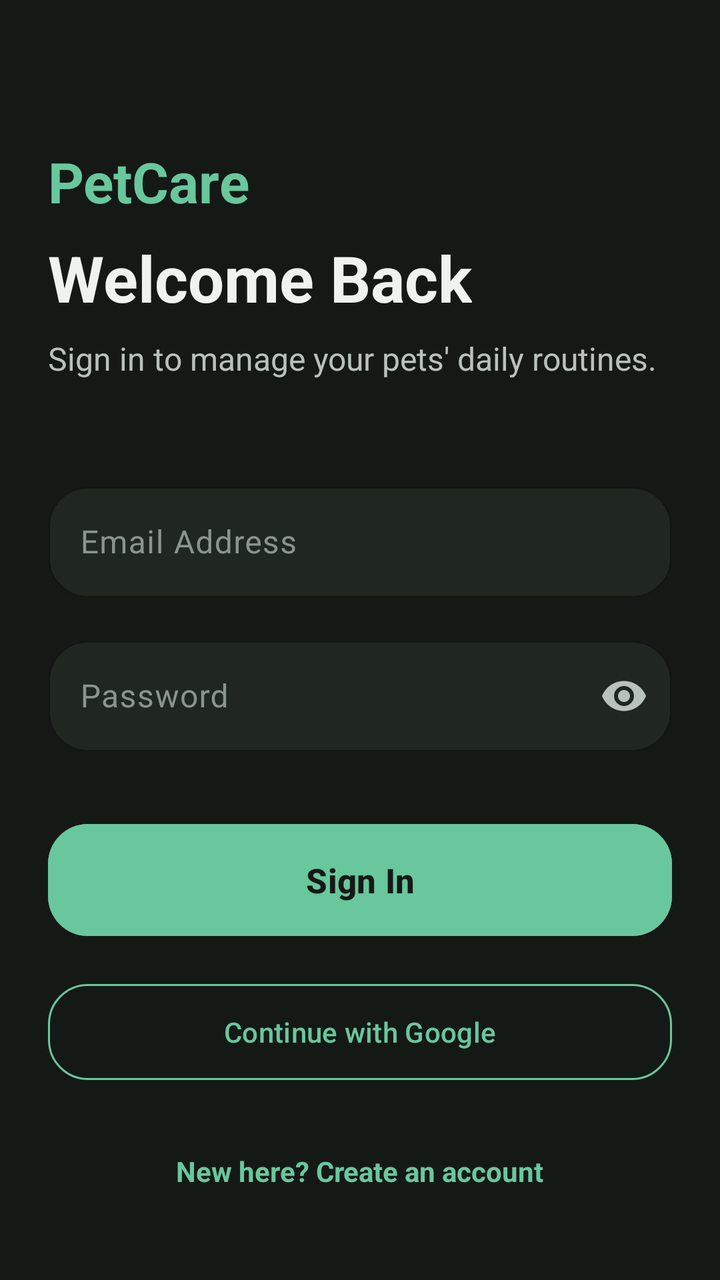
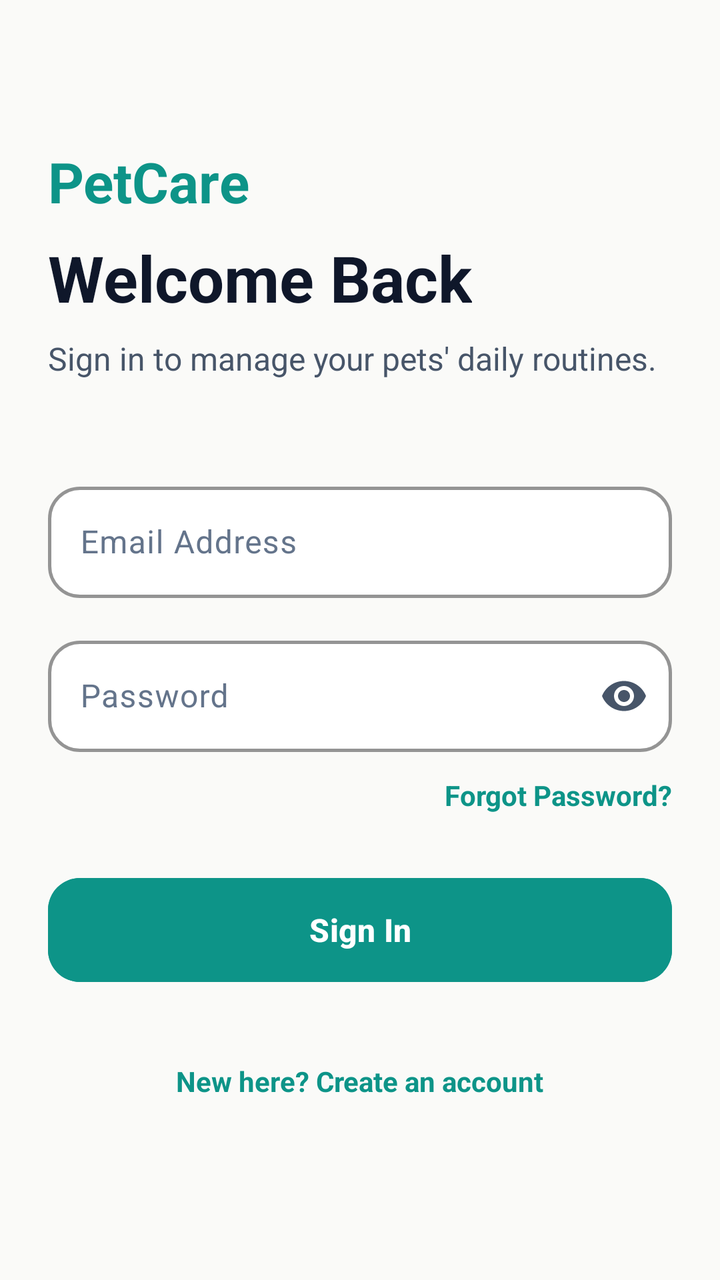

The first picture is an Android layout as it rendered before a commit; the second is the same layout after the commit. The layout source and the unified diff follow.
<!-- AndroidManifest.xml: application theme Theme.PetCare -->
<!-- res/layout/activity_login.xml -->
<?xml version="1.0" encoding="utf-8"?>
<ScrollView xmlns:android="http://schemas.android.com/apk/res/android"
    xmlns:app="http://schemas.android.com/apk/res-auto"
    xmlns:tools="http://schemas.android.com/tools"
    android:layout_width="match_parent"
    android:layout_height="match_parent"
    android:background="@color/near_black"
    android:fillViewport="true"
    tools:context=".ui.auth.LoginActivity">

    <androidx.constraintlayout.widget.ConstraintLayout
        android:layout_width="match_parent"
        android:layout_height="wrap_content"
        android:padding="24dp">

        <TextView
            android:id="@+id/tvBrandTitle"
            android:layout_width="wrap_content"
            android:layout_height="wrap_content"
            android:layout_marginTop="48dp"
            android:text="PetCare"
            android:textColor="@color/brand_green"
            android:textSize="28sp"
            android:textStyle="bold"
            app:layout_constraintStart_toStartOf="parent"
            app:layout_constraintTop_toTopOf="parent" />

        <TextView
            android:id="@+id/tvWelcomeSubtitle"
            android:layout_width="wrap_content"
            android:layout_height="wrap_content"
            android:layout_marginTop="8dp"
            android:text="@string/login_welcome_subtitle"
            android:textColor="@color/primary_text"
            android:textSize="32sp"
            android:textStyle="bold"
            app:layout_constraintStart_toStartOf="parent"
            app:layout_constraintTop_toBottomOf="@id/tvBrandTitle" />

        <TextView
            android:id="@+id/tvCaption"
            android:layout_width="0dp"
            android:layout_height="wrap_content"
            android:layout_marginTop="8dp"
            android:text="@string/login_caption"
            android:textColor="@color/secondary_text"
            android:textSize="16sp"
            app:layout_constraintEnd_toEndOf="parent"
            app:layout_constraintStart_toStartOf="parent"
            app:layout_constraintTop_toBottomOf="@id/tvWelcomeSubtitle" />

        <com.google.android.material.textfield.TextInputLayout
            android:id="@+id/tilEmail"
            style="@style/PetCareTextField"
            android:layout_width="match_parent"
            android:layout_height="wrap_content"
            android:layout_marginTop="48dp"
            android:hint="@string/hint_email"
            app:layout_constraintTop_toBottomOf="@id/tvCaption"
            app:shapeAppearance="@style/ShapeAppearance.PetCare.MediumComponent">

            <com.google.android.material.textfield.TextInputEditText
                android:id="@+id/etEmail"
                android:layout_width="match_parent"
                android:layout_height="wrap_content"
                android:textColor="@color/primary_text"
                android:inputType="textEmailAddress"
                android:maxLines="1" />
        </com.google.android.material.textfield.TextInputLayout>

        <com.google.android.material.textfield.TextInputLayout
            android:id="@+id/tilPassword"
            style="@style/PetCareTextField"
            android:layout_width="match_parent"
            android:layout_height="wrap_content"
            android:layout_marginTop="16dp"
            android:hint="@string/hint_password"
            app:endIconMode="password_toggle"
            app:layout_constraintTop_toBottomOf="@id/tilEmail"
            app:shapeAppearance="@style/ShapeAppearance.PetCare.MediumComponent">

            <com.google.android.material.textfield.TextInputEditText
                android:id="@+id/etPassword"
                android:layout_width="match_parent"
                android:layout_height="wrap_content"
                android:textColor="@color/primary_text"
                android:imeOptions="actionDone"
                android:inputType="textPassword"
                android:maxLines="1" />
        </com.google.android.material.textfield.TextInputLayout>

        <Button
            android:id="@+id/btnLogin"
            style="@style/PetCarePrimaryButton"
            android:layout_width="match_parent"
            android:layout_height="64dp"
            android:layout_marginTop="32dp"
            android:text="@string/btn_sign_in"
            android:textSize="17sp"
            app:layout_constraintTop_toBottomOf="@id/tilPassword" />

        
        <Button
            android:id="@+id/btnGoogleSignIn"
            style="@style/Widget.Material3.Button.OutlinedButton"
            android:layout_width="match_parent"
            android:layout_height="56dp"
            android:layout_marginTop="16dp"
            android:text="Continue with Google"
            android:textColor="@color/brand_green"
            app:strokeColor="@color/brand_green"
            app:layout_constraintTop_toBottomOf="@id/btnLogin"
            app:shapeAppearance="@style/ShapeAppearance.PetCare.MediumComponent" />

        <TextView
            android:id="@+id/tvSignUp"
            android:layout_width="wrap_content"
            android:layout_height="wrap_content"
            android:layout_marginTop="24dp"
            android:padding="8dp"
            android:text="@string/link_sign_up"
            android:textColor="@color/brand_green"
            android:textSize="14sp"
            android:textStyle="bold"
            app:layout_constraintEnd_toEndOf="parent"
            app:layout_constraintStart_toStartOf="parent"
            app:layout_constraintTop_toBottomOf="@id/btnGoogleSignIn" />

    </androidx.constraintlayout.widget.ConstraintLayout>
</ScrollView>
<!-- resources referenced by this layout -->
<resources>
  <color name="brand_green">#69C79D</color>
  <color name="near_black">@color/background_obsidian</color>
  <color name="primary_text">@color/text_primary</color>
  <color name="secondary_text">@color/text_secondary</color>
  <string name="btn_sign_in">Sign In</string>
  <string name="hint_email">Email Address</string>
  <string name="hint_password">Password</string>
  <string name="link_sign_up">New here? Create an account</string>
  <string name="login_caption">Sign in to manage your pets\' daily routines.</string>
  <string name="login_welcome_subtitle">Welcome Back</string>
  <style name="PetCarePrimaryButton" parent="Widget.Material3.Button">
          <item name="android:backgroundTint">@color/brand_green</item>
          <item name="android:textColor">@color/background_obsidian</item>
          <item name="android:textStyle">bold</item>
          <item name="shapeAppearance">@style/ShapeAppearance.PetCare.MediumComponent</item>
      </style>
  <style name="PetCareTextField" parent="Widget.Material3.TextInputLayout.OutlinedBox">
          <item name="boxBackgroundColor">@color/surface_primary</item>
          <item name="boxStrokeColor">@color/surface_elevated</item>
          <item name="boxStrokeWidth">1dp</item>
          <item name="hintTextColor">@color/text_secondary</item>
          <item name="android:textColorHint">@color/text_muted</item>
          <item name="shapeAppearance">@style/ShapeAppearance.PetCare.MediumComponent</item>
      </style>
  <style name="ShapeAppearance.PetCare.MediumComponent" parent="ShapeAppearance.Material3.MediumComponent">
          <item name="cornerSize">20dp</item>
      </style>
  <style name="Theme.PetCare" parent="Base.Theme.PetCare" />
  <color name="background_obsidian">#151916</color>
  <color name="text_primary">#EEF3EF</color>
  <color name="text_secondary">#B8C2BB</color>
  <color name="surface_primary">#202720</color>
  <color name="surface_elevated">#273229</color>
  <color name="text_muted">#89958E</color>
  <style name="Base.Theme.PetCare" parent="Theme.Material3.Dark.NoActionBar">
          
          <item name="colorPrimary">@color/brand_green</item>
          <item name="colorOnPrimary">@color/background_obsidian</item>
          <item name="colorPrimaryContainer">@color/deep_green</item>
          <item name="colorOnPrimaryContainer">@color/mint_highlight</item>
  
          
          <item name="colorSecondary">@color/soft_sage</item>
          <item name="colorOnSecondary">@color/background_obsidian</item>
          <item name="colorSecondaryContainer">@color/surface_elevated</item>
          <item name="colorOnSecondaryContainer">@color/text_primary</item>
  
          
          <item name="android:windowBackground">@color/background_obsidian</item>
          <item name="colorSurface">@color/surface_primary</item>
          <item name="colorOnSurface">@color/text_primary</item>
          <item name="colorSurfaceVariant">@color/surface_elevated</item>
          <item name="colorOnSurfaceVariant">@color/text_secondary</item>
  
          
          <item name="colorError">@color/error_red</item>
          <item name="colorOnError">@color/background_obsidian</item>
  
          
          <item name="textAppearanceHeadlineMedium">@style/TextAppearance.PetCare.HeadlineMedium</item>
          <item name="textAppearanceTitleLarge">@style/TextAppearance.PetCare.TitleLarge</item>
          <item name="shapeAppearanceSmallComponent">@style/ShapeAppearance.PetCare.SmallComponent</item>
          <item name="shapeAppearanceMediumComponent">@style/ShapeAppearance.PetCare.MediumComponent</item>
          <item name="shapeAppearanceLargeComponent">@style/ShapeAppearance.PetCare.LargeComponent</item>
      </style>
  <color name="deep_green">#244D3B</color>
  <color name="mint_highlight">#B9E6D0</color>
  <color name="soft_sage">#A8CBB8</color>
  <color name="error_red">#E97979</color>
  <style name="ShapeAppearance.PetCare.LargeComponent" parent="ShapeAppearance.Material3.LargeComponent">
          <item name="cornerSize">28dp</item>
      </style>
  <!-- unchanged entries left out for length: 3 -->
</resources>

<!-- the commit's change to res/layout/activity_login.xml (unified diff, before → after) -->
@@ -4,7 +4,7 @@
     xmlns:tools="http://schemas.android.com/tools"
     android:layout_width="match_parent"
     android:layout_height="match_parent"
-    android:background="@color/near_black"
+    android:background="@color/background_obsidian"
     android:fillViewport="true"
     tools:context=".ui.auth.LoginActivity">
 
@@ -31,7 +31,7 @@
             android:layout_height="wrap_content"
             android:layout_marginTop="8dp"
             android:text="@string/login_welcome_subtitle"
-            android:textColor="@color/primary_text"
+            android:textColor="@color/text_primary"
             android:textSize="32sp"
             android:textStyle="bold"
             app:layout_constraintStart_toStartOf="parent"
@@ -43,7 +43,7 @@
             android:layout_height="wrap_content"
             android:layout_marginTop="8dp"
             android:text="@string/login_caption"
-            android:textColor="@color/secondary_text"
+            android:textColor="@color/text_secondary"
             android:textSize="16sp"
             app:layout_constraintEnd_toEndOf="parent"
             app:layout_constraintStart_toStartOf="parent"
@@ -63,7 +63,7 @@
                 android:id="@+id/etEmail"
                 android:layout_width="match_parent"
                 android:layout_height="wrap_content"
-                android:textColor="@color/primary_text"
+                android:textColor="@color/text_primary"
                 android:inputType="textEmailAddress"
                 android:maxLines="1" />
         </com.google.android.material.textfield.TextInputLayout>
@@ -83,40 +83,39 @@
                 android:id="@+id/etPassword"
                 android:layout_width="match_parent"
                 android:layout_height="wrap_content"
-                android:textColor="@color/primary_text"
+                android:textColor="@color/text_primary"
                 android:imeOptions="actionDone"
                 android:inputType="textPassword"
                 android:maxLines="1" />
         </com.google.android.material.textfield.TextInputLayout>
 
+        <TextView
+            android:id="@+id/tvForgotPassword"
+            android:layout_width="wrap_content"
+            android:layout_height="wrap_content"
+            android:layout_marginTop="12dp"
+            android:text="Forgot Password?"
+            android:textColor="@color/brand_green"
+            android:textSize="14sp"
+            android:textStyle="bold"
+            app:layout_constraintEnd_toEndOf="parent"
+            app:layout_constraintTop_toBottomOf="@id/tilPassword" />
+
         <Button
             android:id="@+id/btnLogin"
             style="@style/PetCarePrimaryButton"
             android:layout_width="match_parent"
-            android:layout_height="64dp"
-            android:layout_marginTop="32dp"
+            android:layout_height="60dp"
+            android:layout_marginTop="28dp"
             android:text="@string/btn_sign_in"
-            android:textSize="17sp"
-            app:layout_constraintTop_toBottomOf="@id/tilPassword" />
-
-        
-        <Button
-            android:id="@+id/btnGoogleSignIn"
-            style="@style/Widget.Material3.Button.OutlinedButton"
-            android:layout_width="match_parent"
-            android:layout_height="56dp"
-            android:layout_marginTop="16dp"
-            android:text="Continue with Google"
-            android:textColor="@color/brand_green"
-            app:strokeColor="@color/brand_green"
-            app:layout_constraintTop_toBottomOf="@id/btnLogin"
-            app:shapeAppearance="@style/ShapeAppearance.PetCare.MediumComponent" />
+            android:textSize="16sp"
+            app:layout_constraintTop_toBottomOf="@id/tvForgotPassword" />
 
         <TextView
             android:id="@+id/tvSignUp"
             android:layout_width="wrap_content"
             android:layout_height="wrap_content"
-            android:layout_marginTop="24dp"
+            android:layout_marginTop="28dp"
             android:padding="8dp"
             android:text="@string/link_sign_up"
             android:textColor="@color/brand_green"
@@ -124,7 +123,7 @@
             android:textStyle="bold"
             app:layout_constraintEnd_toEndOf="parent"
             app:layout_constraintStart_toStartOf="parent"
-            app:layout_constraintTop_toBottomOf="@id/btnGoogleSignIn" />
+            app:layout_constraintTop_toBottomOf="@id/btnLogin" />
 
     </androidx.constraintlayout.widget.ConstraintLayout>
 </ScrollView>
<!-- resource entries referenced after the edit -->
@@ -1,9 +1,6 @@
 <!-- resources referenced by this layout -->
 <resources>
-  <color name="brand_green">#69C79D</color>
-  <color name="near_black">@color/background_obsidian</color>
-  <color name="primary_text">@color/text_primary</color>
-  <color name="secondary_text">@color/text_secondary</color>
+  <color name="brand_green">#0D9488</color>
   <string name="btn_sign_in">Sign In</string>
   <string name="hint_email">Email Address</string>
   <string name="hint_password">Password</string>
@@ -12,38 +9,40 @@
   <string name="login_welcome_subtitle">Welcome Back</string>
   <style name="PetCarePrimaryButton" parent="Widget.Material3.Button">
           <item name="android:backgroundTint">@color/brand_green</item>
-          <item name="android:textColor">@color/background_obsidian</item>
+          <item name="android:textColor">@color/white</item>
+          <item name="android:textSize">16sp</item>
           <item name="android:textStyle">bold</item>
           <item name="shapeAppearance">@style/ShapeAppearance.PetCare.MediumComponent</item>
       </style>
   <style name="PetCareTextField" parent="Widget.Material3.TextInputLayout.OutlinedBox">
-          <item name="boxBackgroundColor">@color/surface_primary</item>
-          <item name="boxStrokeColor">@color/surface_elevated</item>
-          <item name="boxStrokeWidth">1dp</item>
+          <item name="boxBackgroundColor">@color/white</item>
+          <item name="boxStrokeColor">@color/brand_green</item>
+          <item name="boxStrokeWidth">1.5dp</item>
           <item name="hintTextColor">@color/text_secondary</item>
           <item name="android:textColorHint">@color/text_muted</item>
           <item name="shapeAppearance">@style/ShapeAppearance.PetCare.MediumComponent</item>
       </style>
   <style name="ShapeAppearance.PetCare.MediumComponent" parent="ShapeAppearance.Material3.MediumComponent">
-          <item name="cornerSize">20dp</item>
+          <item name="cornerSize">16dp</item>
       </style>
   <style name="Theme.PetCare" parent="Base.Theme.PetCare" />
-  <color name="background_obsidian">#151916</color>
-  <color name="text_primary">#EEF3EF</color>
-  <color name="text_secondary">#B8C2BB</color>
-  <color name="surface_primary">#202720</color>
-  <color name="surface_elevated">#273229</color>
-  <color name="text_muted">#89958E</color>
-  <style name="Base.Theme.PetCare" parent="Theme.Material3.Dark.NoActionBar">
+  <color name="white">#FFFFFF</color>
+  <color name="background_obsidian">#FAFAF8</color>
+  <color name="text_primary">#0F172A</color>
+  <color name="text_secondary">#475569</color>
+  <color name="surface_primary">#FFFFFF</color>
+  <color name="surface_elevated">#F1F5F9</color>
+  <color name="text_muted">#64748B</color>
+  <style name="Base.Theme.PetCare" parent="Theme.Material3.Light.NoActionBar">
           
           <item name="colorPrimary">@color/brand_green</item>
-          <item name="colorOnPrimary">@color/background_obsidian</item>
-          <item name="colorPrimaryContainer">@color/deep_green</item>
-          <item name="colorOnPrimaryContainer">@color/mint_highlight</item>
+          <item name="colorOnPrimary">@color/white</item>
+          <item name="colorPrimaryContainer">@color/soft_mint</item>
+          <item name="colorOnPrimaryContainer">@color/text_primary</item>
   
           
-          <item name="colorSecondary">@color/soft_sage</item>
-          <item name="colorOnSecondary">@color/background_obsidian</item>
+          <item name="colorSecondary">@color/fresh_green</item>
+          <item name="colorOnSecondary">@color/white</item>
           <item name="colorSecondaryContainer">@color/surface_elevated</item>
           <item name="colorOnSecondaryContainer">@color/text_primary</item>
   
@@ -56,7 +55,7 @@
   
           
           <item name="colorError">@color/error_red</item>
-          <item name="colorOnError">@color/background_obsidian</item>
+          <item name="colorOnError">@color/white</item>
   
           
           <item name="textAppearanceHeadlineMedium">@style/TextAppearance.PetCare.HeadlineMedium</item>
@@ -65,12 +64,11 @@
           <item name="shapeAppearanceMediumComponent">@style/ShapeAppearance.PetCare.MediumComponent</item>
           <item name="shapeAppearanceLargeComponent">@style/ShapeAppearance.PetCare.LargeComponent</item>
       </style>
-  <color name="deep_green">#244D3B</color>
-  <color name="mint_highlight">#B9E6D0</color>
-  <color name="soft_sage">#A8CBB8</color>
-  <color name="error_red">#E97979</color>
+  <color name="soft_mint">#D1FAE5</color>
+  <color name="fresh_green">#10B981</color>
+  <color name="error_red">#EF4444</color>
   <style name="ShapeAppearance.PetCare.LargeComponent" parent="ShapeAppearance.Material3.LargeComponent">
-          <item name="cornerSize">28dp</item>
+          <item name="cornerSize">24dp</item>
       </style>
   <!-- unchanged entries left out for length: 3 -->
 </resources>
